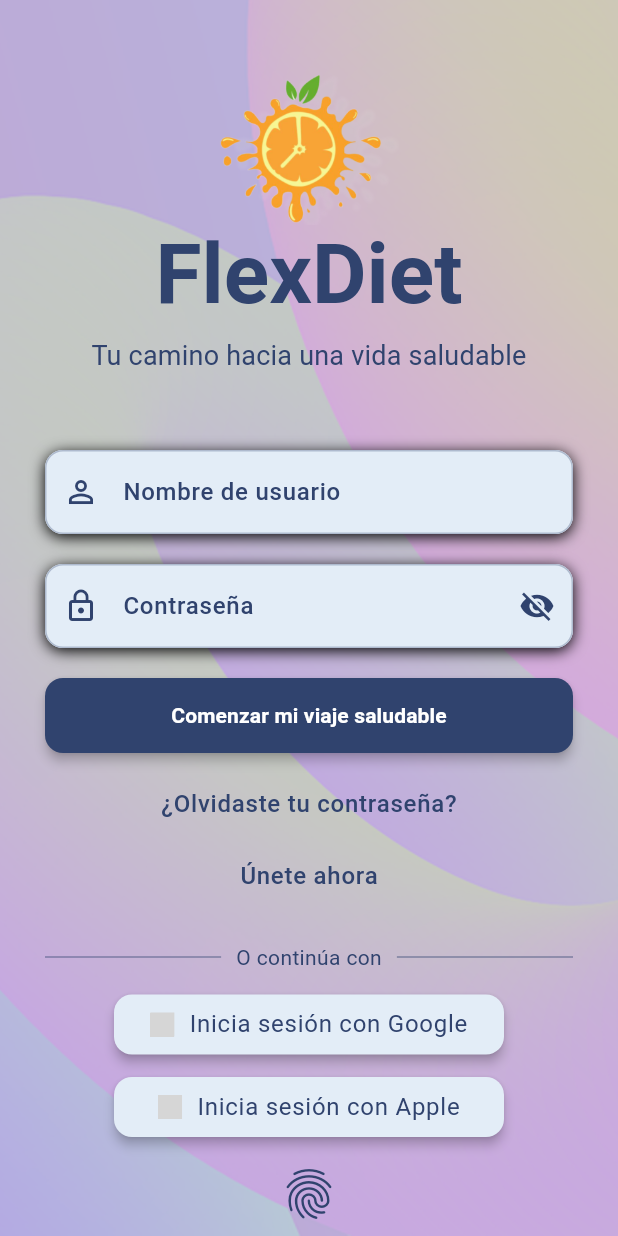
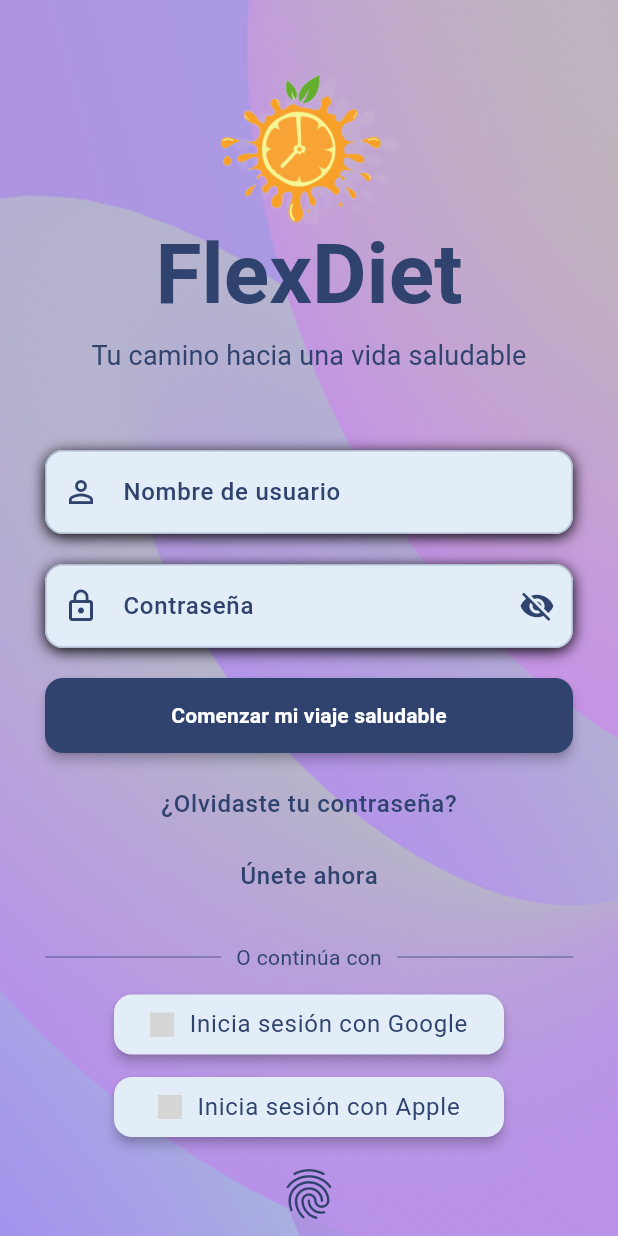
Before and after one commit to MaNoLiN-CRV/FlexDiet, a Flutter app: the screen it shows after launch, on a phone screen of 412 x 824 dp. Run offline on Flutter 3.47's test engine with Material 3 defaults, Android fonts, the light colour scheme and no system bars; our stand-ins replace auth_buttons, firebase_auth, firebase_core, fluttertoast, local_auth; accounts and stored records are empty; grey boxes are pictures that could not be loaded.

```diff
--- a/lib/screens/login_screen.dart
+++ b/lib/screens/login_screen.dart
@@ -27,13 +27,13 @@ class _LoginScreenState extends State<LoginScreen>
   void initState() {
     super.initState();
     _animationController = AnimationController(
-      duration: const Duration(seconds: 10),
+      duration: const Duration(seconds: 6),
       vsync: this,
     )..repeat(reverse: true);
 
     _backgroundColorAnimation = ColorTween(
       begin: backgroundColorWhite,
-      end: const Color.fromARGB(136, 103, 45, 198),
+      end: const Color.fromARGB(115, 98, 15, 231),
     ).animate(_animationController);
   }
 
@@ -56,9 +56,6 @@ class _LoginScreenState extends State<LoginScreen>
               image: const DecorationImage(
                 image: AssetImage('assets/images/background.jpg'),
                 opacity: 0.4,
-                filterQuality: FilterQuality.high,
-                colorFilter: ColorFilter.mode(
-                    Color.fromARGB(115, 232, 225, 225), BlendMode.darken),
                 fit: BoxFit.cover,
               ),
             ),
--- a/lib/widgets/widgets.dart
+++ b/lib/widgets/widgets.dart
@@ -3,4 +3,5 @@ export 'package:flutter_flexdiet/widgets/custom_scroll_view.dart';
 export 'package:flutter_flexdiet/widgets/custom_input_text.dart';
 export 'package:flutter_flexdiet/widgets/custom_toast.dart';
 export 'package:flutter_flexdiet/widgets/custom_grid_card.dart';
-export 'package:flutter_flexdiet/widgets/custom_chart.dart';
+export 'package:flutter_flexdiet/widgets/custom_circle_avatar.dart';
+export 'package:flutter_flexdiet/widgets/calorie_wheel.dart';
```
Also changed, not shown: lib/screens/home_screen.dart (+1 -91 lines), lib/widgets/calorie_wheel.dart (added, +104 -0 lines), lib/widgets/custom_chart.dart (deleted, +0 -52 lines), lib/main.dart (line endings or trailing spaces).
